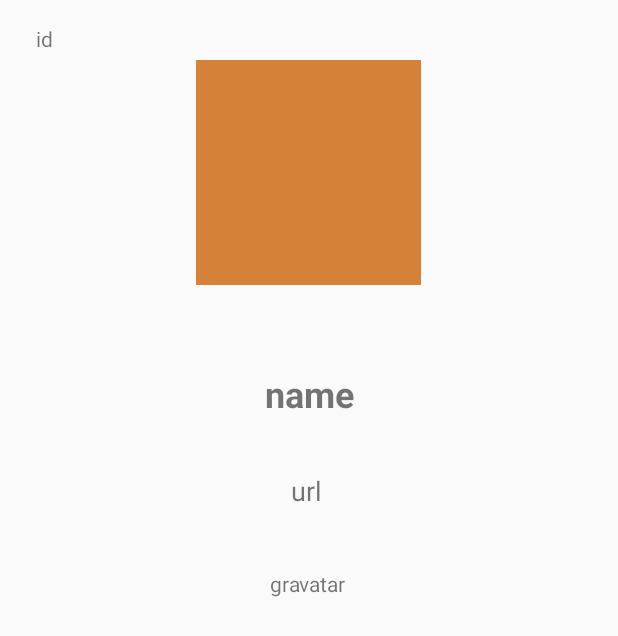
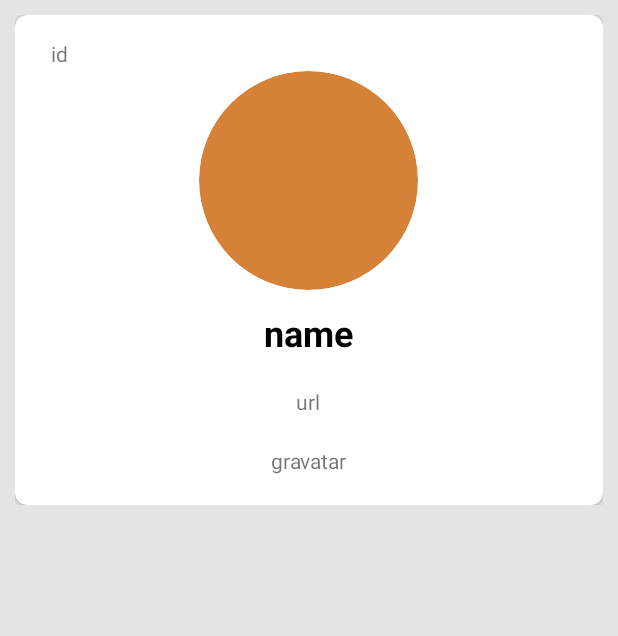
Before and after one commit to oaunkun1/TestWork, an Android app: the layout activity_proflie.xml on its own in the app's theme, with its tools: preview values and no code run, on a phone screen of 412 x 824 dp. Shown: the top 636 px of the screen. Run offline under Robolectric (Android 15) with nearby library versions, the phone set to English and light mode, and no system bars.

Commit message:
update xml

```diff
--- a/app/build.gradle
+++ b/app/build.gradle
@@ -43,6 +43,8 @@ dependencies {
     implementation 'com.squareup.retrofit2:retrofit:2.6.0'
     implementation 'com.squareup.retrofit2:converter-gson:2.6.0'
 
+    implementation 'de.hdodenhof:circleimageview:3.1.0'
+
     implementation 'com.github.bumptech.glide:glide:4.11.0'
     annotationProcessor 'com.github.bumptech.glide:compiler:4.11.0'
 }
--- a/app/src/main/java/com/example/testwork/MainActivity.kt
+++ b/app/src/main/java/com/example/testwork/MainActivity.kt
@@ -1,15 +1,9 @@
 package com.example.testwork
 
-import android.app.Activity
-import android.graphics.drawable.GradientDrawable
 import androidx.appcompat.app.AppCompatActivity
 import android.os.Bundle
 import android.util.Log
-import android.view.View
-import android.widget.LinearLayout
-import androidx.constraintlayout.widget.ConstraintLayout
 import androidx.recyclerview.widget.GridLayoutManager
-import androidx.recyclerview.widget.LinearLayoutManager
 import com.codemobiles.mystock.com.example.testwork.showToast
 import com.example.testwork.adapter.CustomListAdapter
 import com.example.testwork.databinding.ActivityMainBinding
--- a/app/src/main/java/com/example/testwork/Proflie.kt
+++ b/app/src/main/java/com/example/testwork/Proflie.kt
@@ -1,5 +1,6 @@
 package com.example.testwork
 
+import android.app.DownloadManager
 import androidx.appcompat.app.AppCompatActivity
 import android.os.Bundle
 import android.view.MenuItem
@@ -9,7 +10,13 @@ import com.example.testwork.R
 
 import com.example.testwork.databinding.ActivityProflieBinding
 
+import com.google.gson.GsonBuilder
+import okhttp3.*
+import java.io.IOException
+
 class Proflie : AppCompatActivity() {
+
+
 
     private lateinit var binding: ActivityProflieBinding
     override fun onCreate(savedInstanceState: Bundle?) {
@@ -18,32 +25,34 @@ class Proflie : AppCompatActivity() {
 
         supportActionBar?.setDisplayHomeAsUpEnabled(true)
 
-        val display =  intent.getStringExtra("display_login")
-        val id = intent.getStringExtra("idaCC")
+        val display = intent.getStringExtra("display_login")
+        val id = intent.getStringExtra("idacc")
         val avatar = intent.getStringExtra("avatar_url")
         val login = intent.getStringExtra("login")
         val gravatar = intent.getStringExtra("gravatar_id")
-        val url = intent.getStringExtra("url")
+        val urls = intent.getStringExtra("url")
 
         supportActionBar?.title = display
 
         binding = ActivityProflieBinding.inflate(layoutInflater)
         setContentView(binding.root)
         binding.nameDisplay.text = login
-        binding.idAcc.text = id
-        binding.gravatarAcc.text = gravatar
-        binding.urlAcc.text = url
+        binding.idAcc.text = ("ID : ${id}")
+        binding.gravatarAcc.text = ("gravatar : ${gravatar}")
+        binding.urlAcc.text = urls
         Glide
             .with(binding.proAcc.context)
             .load(avatar)
             .error(R.drawable.account)
             .into(binding.proAcc)
-     }
+
+    }
 
     override fun onOptionsItemSelected(item: MenuItem): Boolean {
-        if(item.itemId == android.R.id.home){
+        if (item.itemId == android.R.id.home) {
             finish()
         }
         return super.onOptionsItemSelected(item)
     }
+
 }
--- a/app/src/main/java/com/example/testwork/adapter/CustomListAdapter.kt
+++ b/app/src/main/java/com/example/testwork/adapter/CustomListAdapter.kt
@@ -11,10 +11,15 @@ import com.example.testwork.databinding.ActivityLitsBinding
 import com.example.testwork.models.JsonResult
 import com.example.testwork.Proflie
 
-class CustomListAdapter(private var productList: List<JsonResult>?): RecyclerView.Adapter<CustomListAdapter.ViewHolder>(){
+class CustomListAdapter(private var productList: List<JsonResult>?) :
+    RecyclerView.Adapter<CustomListAdapter.ViewHolder>() {
 
-      override fun onCreateViewHolder(parent: ViewGroup, viewType: Int): CustomListAdapter.ViewHolder {
-      val binding = ActivityLitsBinding.inflate(LayoutInflater.from(parent.context),parent,false)
+    override fun onCreateViewHolder(
+        parent: ViewGroup,
+        viewType: Int
+    ): CustomListAdapter.ViewHolder {
+        val binding =
+            ActivityLitsBinding.inflate(LayoutInflater.from(parent.context), parent, false)
         return ViewHolder(binding.root, binding)
     }
 
@@ -22,9 +27,8 @@ class CustomListAdapter(private var productList: List<JsonResult>?): RecyclerVie
 
     override fun onBindViewHolder(holder: CustomListAdapter.ViewHolder, position: Int) {
         val binding = holder.binding
-        with(binding){
-            productList?.let {
-                list ->
+        with(binding) {
+            productList?.let { list ->
                 val item = list[position]
                 val name = item.actor.display_login
                 val type = item.type
@@ -41,30 +45,27 @@ class CustomListAdapter(private var productList: List<JsonResult>?): RecyclerVie
 
     }
 
-    inner class ViewHolder(view: View,val binding:ActivityLitsBinding):
-        RecyclerView.ViewHolder(view){
-          init {
-              binding.accPro.setOnClickListener{
-                 productList?.let {list->
-                     val item =list[adapterPosition]
-
-                     Intent(view.context, Proflie::class.java).apply{
-
-                         putExtra("display_login",item.actor.display_login)
-                         putExtra("avatar_url",item.actor.avatar_url)
-                         putExtra("idacc",item.actor.id)
-                         putExtra("login",item.actor.login)
-                         putExtra("gravatar_id",item.actor.gravatar_id)
-                         putExtra("url",item.actor.url)
-                     }.run{
-                         view.context.startActivity(this)
-                 }
+    inner class ViewHolder(view: View, val binding: ActivityLitsBinding) :
+        RecyclerView.ViewHolder(view) {
+        init {
+            binding.accPro.setOnClickListener {
+                productList?.let { list ->
+                    val item = list[adapterPosition]
+                    val id = item.id
+                    Intent(view.context, Proflie::class.java).apply {
+                        putExtra("display_login", item.actor.display_login)
+                        putExtra("avatar_url", item.actor.avatar_url)
+                        putExtra("idacc", id)
+                        putExtra("login", item.actor.login)
+                        putExtra("gravatar_id", item.actor.gravatar_id)
+                        putExtra("url", item.actor.url)
+                    }.run {
+                        view.context.startActivity(this)
+                    }
 
                 }
-           }
-       }
-
-
+            }
+        }
 
     }
 
--- a/app/src/main/java/com/example/testwork/servicoes/APIClient.kt
+++ b/app/src/main/java/com/example/testwork/servicoes/APIClient.kt
@@ -7,7 +7,6 @@ import retrofit2.converter.gson.GsonConverterFactory
 object APIClient {
 
     private var retrofit:Retrofit? = null
-
     fun getClient():Retrofit{
         if (retrofit == null){
             retrofit  =  Retrofit.Builder()
@@ -18,4 +17,6 @@ object APIClient {
         return retrofit!!
     }
 
+
+
 }
--- a/app/src/main/java/com/example/testwork/servicoes/APIServicoes.kt
+++ b/app/src/main/java/com/example/testwork/servicoes/APIServicoes.kt
@@ -1,11 +1,8 @@
 package com.example.testwork.servicoes
 
 import com.example.testwork.models.JsonResult
-import com.example.testwork.models.Repo
 import retrofit2.Call
 import retrofit2.http.GET
-import retrofit2.http.Path
-
 
 interface APIServicoes {
 
--- a/app/src/main/res/layout/activity_lits.xml
+++ b/app/src/main/res/layout/activity_lits.xml
@@ -15,7 +15,7 @@
             android:orientation="vertical">
                 <ImageView
                     android:src="#D58138"
-                    android:scaleType="centerCrop"
+                    android:scaleType="fitCenter"
                     android:id="@+id/imageview_product"
                     tools:src="#D58138"
                     android:layout_width="match_parent"
--- a/app/src/main/res/layout/activity_main.xml
+++ b/app/src/main/res/layout/activity_main.xml
@@ -4,6 +4,7 @@
     xmlns:tools="http://schemas.android.com/tools"
     android:layout_width="match_parent"
     android:layout_height="match_parent"
+    android:background="#E4E4E4"
     tools:context=".MainActivity"
     >
 
--- a/app/src/main/res/layout/activity_proflie.xml
+++ b/app/src/main/res/layout/activity_proflie.xml
@@ -4,35 +4,30 @@
     xmlns:tools="http://schemas.android.com/tools"
     android:layout_width="match_parent"
     android:layout_height="match_parent"
+    android:background="#E4E4E4"
     tools:context=".Proflie">
 
-    <ImageView
-        android:id="@+id/pro_acc"
-        android:layout_width="150dp"
-        android:layout_height="150dp"
-        android:layout_marginTop="40dp"
-        android:scaleType="centerCrop"
-        android:src="#D58138"
-        app:layout_constraintEnd_toEndOf="parent"
-        app:layout_constraintHorizontal_bias="0.498"
-        app:layout_constraintStart_toStartOf="parent"
-        app:layout_constraintTop_toTopOf="parent"
+    <ScrollView
+        android:layout_width="match_parent"
+        android:layout_height="match_parent"
+        android:layout_alignParentTop="true"
+        android:layout_centerInParent="true">
+
+
+        <androidx.constraintlayout.widget.ConstraintLayout
+            android:layout_width="match_parent"
+            android:layout_height="match_parent"
+            android:layout_margin="10dp">
+
+            <androidx.cardview.widget.CardView
+                android:layout_width="match_parent"
+                android:layout_height="wrap_content"
                 tools:ignore="MissingConstraints"
-        tools:src="#D58138" />
+                app:cardCornerRadius="8dp">
 
-    <TextView
-        android:id="@+id/name_display"
-        android:layout_width="wrap_content"
-        android:layout_height="wrap_content"
-        android:layout_marginTop="56dp"
-        android:textSize="24sp"
-        android:textStyle="bold"
-        app:layout_constraintEnd_toEndOf="@+id/pro_acc"
-        app:layout_constraintHorizontal_bias="0.506"
-        app:layout_constraintStart_toStartOf="@+id/pro_acc"
-        app:layout_constraintTop_toBottomOf="@+id/pro_acc"
-        tools:text="name"
-        tools:textSize="16sp" />
+                <RelativeLayout
+                    android:layout_width="match_parent"
+                    android:layout_height="wrap_content">
 
                     <TextView
                         android:id="@+id/id_acc"
@@ -45,30 +40,64 @@
                         tools:text="id"
                         tools:textSize="16sp" />
 
+                    <de.hdodenhof.circleimageview.CircleImageView
+                        android:id="@+id/pro_acc"
+                        android:layout_width="150dp"
+                        android:layout_height="150dp"
+                        android:layout_centerHorizontal="true"
+                        android:layout_below="@+id/id_acc"
+                        android:src="#D58138"
+                        app:civ_border_color="#FFFFFF"
+                        app:civ_border_width="2dp"
+                        tools:ignore="MissingConstraints"
+                        tools:src="#D58138" />
+
+                    <TextView
+                        android:id="@+id/name_display"
+                        android:layout_width="wrap_content"
+                        android:layout_height="wrap_content"
+                        android:layout_below="@+id/pro_acc"
+                        android:layout_centerHorizontal="true"
+                        android:padding="10dp"
+                        android:textSize="24sp"
+                        android:textStyle="bold"
+                        android:textColor="#000000"
+                        tools:text="name"
+                        tools:textSize="16sp" />
+
+
                     <TextView
                         android:id="@+id/url_acc"
-        android:layout_width="wrap_content"
+                        android:layout_width="fill_parent"
                         android:layout_height="wrap_content"
-        android:layout_marginTop="36dp"
-        app:layout_constraintEnd_toEndOf="@+id/name_display"
-        app:layout_constraintHorizontal_bias="0.454"
-        app:layout_constraintStart_toStartOf="@+id/name_display"
-        app:layout_constraintTop_toBottomOf="@+id/name_display"
+                        android:layout_below="@+id/name_display"
+                        android:layout_centerInParent="true"
+                        android:layout_marginStart="50dp"
+                        android:layout_marginTop="10dp"
+                        android:gravity="center_horizontal"
                         android:textStyle="normal"
-        android:textSize="18sp"
-        tools:text="url"
-        tools:textSize="16sp" />
+                        tools:text="url" />
 
                     <TextView
                         android:id="@+id/gravatar_acc"
                         android:layout_width="wrap_content"
                         android:layout_height="wrap_content"
-        android:layout_marginTop="40dp"
-        app:layout_constraintEnd_toEndOf="@+id/url_acc"
-        app:layout_constraintHorizontal_bias="0.487"
-        app:layout_constraintStart_toStartOf="@+id/url_acc"
-        app:layout_constraintTop_toBottomOf="@+id/url_acc"
+                        android:layout_margin="20dp"
+                        android:layout_below="@+id/url_acc"
+                        android:layout_centerHorizontal="true"
                         tools:text="gravatar"
-        tools:textSize="16sp" />
+                        tools:textSize="14sp" />
+
+                </RelativeLayout>
+
+
+            </androidx.cardview.widget.CardView>
+
 
         </androidx.constraintlayout.widget.ConstraintLayout>
+
+
+    </ScrollView>
+
+
+</androidx.constraintlayout.widget.ConstraintLayout>
```
Lines whose indentation alone changed are shown as unchanged.
